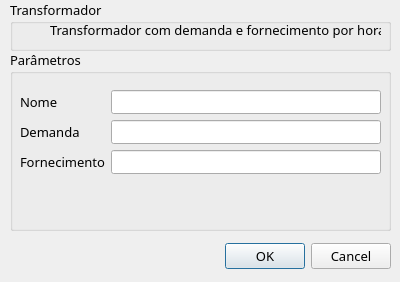
First picture: the form in simuload/user_interface/original_design/novo_transformador.ui, repository jpcairesf/simuload, before the edit.
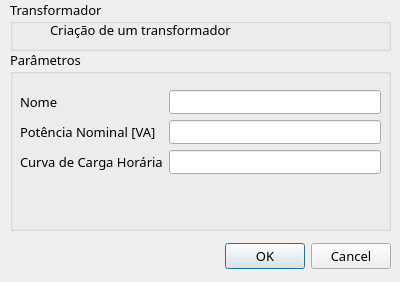
Second picture: the form after the edit.

Commit message: fix: correcting UI texts

Patch:
```diff
--- a/simuload/user_interface/original_design/novo_transformador.ui
+++ b/simuload/user_interface/original_design/novo_transformador.ui
@@ -63,7 +63,7 @@
      </rect>
     </property>
     <property name="text">
-     <string>Transformador com demanda e fornecimento por hora</string>
+     <string>Criação de um transformador</string>
     </property>
    </widget>
   </widget>
@@ -120,7 +120,7 @@
      <item row="1" column="0">
       <widget class="QLabel" name="demanda_label">
        <property name="text">
-        <string>Demanda</string>
+        <string>Potência Nominal [VA]</string>
        </property>
       </widget>
      </item>
@@ -158,7 +158,7 @@
      <item row="2" column="0">
       <widget class="QLabel" name="fornecimento_label">
        <property name="text">
-        <string>Fornecimento</string>
+        <string>Curva de Carga Horária</string>
        </property>
       </widget>
      </item>
```
The commit also changes 3 other files.
